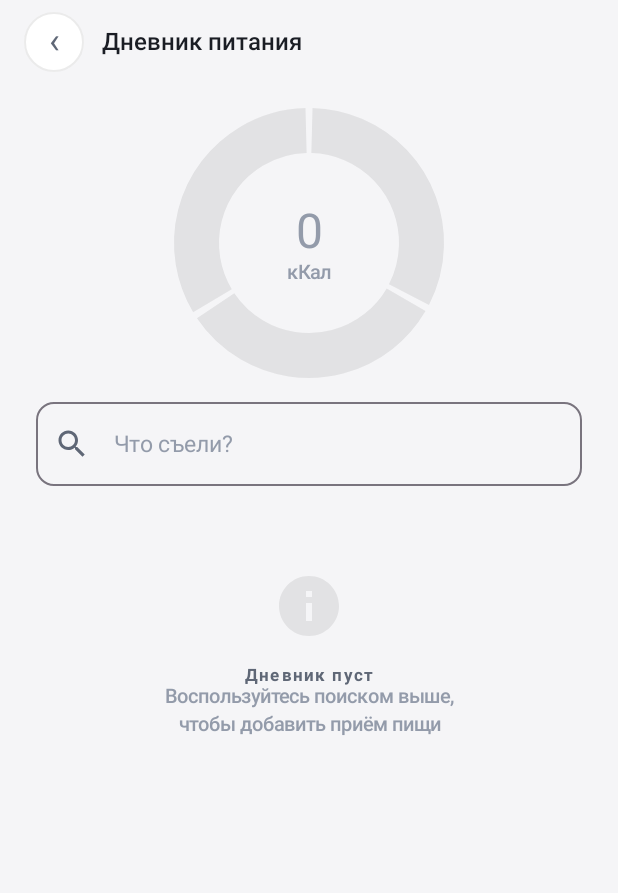
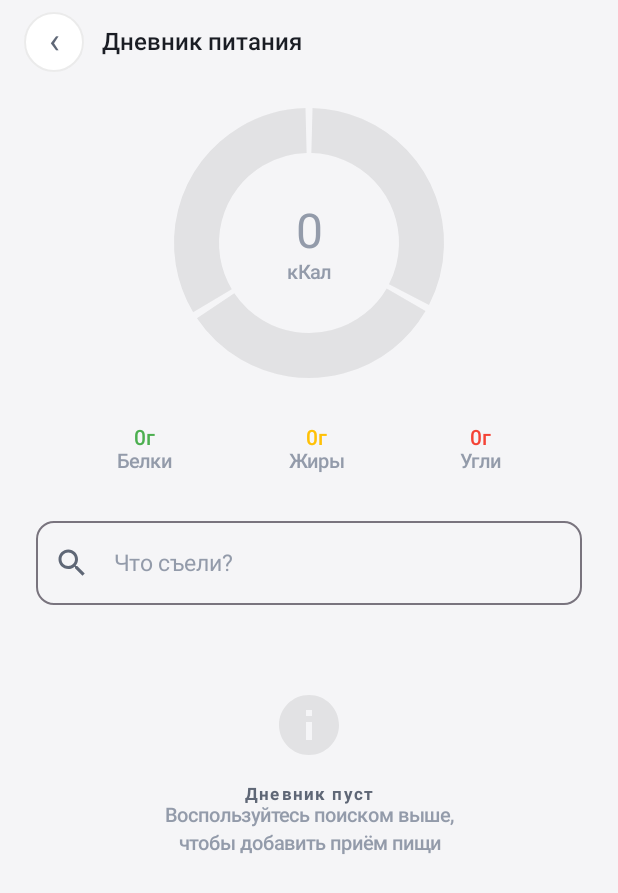
Before and after one commit to satan-claus/fatless, an Android app built with Jetpack Compose: the screen it shows after launch (MainActivity), on a phone screen of 412 x 824 dp. Shown: the top 893 px of the screen. Run offline under Robolectric (Android 15) with nearby library versions, the light colour scheme and no system bars; our stand-ins replace Dagger/Hilt's generated code, Room's generated code.

Commit message:
Удаление в дневнике питания с помощью swipe влево. Добавлена инфо-колонка с цифрами Closes #29

```diff
--- /dev/null
+++ b/app/src/main/java/com/niked/fatless/ui/component/NutrientInfo.kt
@@ -0,0 +1,25 @@
+package com.niked.fatless.ui.component
+
+import androidx.compose.ui.graphics.Color
+import androidx.compose.foundation.layout.Column
+import androidx.compose.material3.Text
+import androidx.compose.runtime.Composable
+import androidx.compose.ui.Alignment
+import com.niked.fatless.ui.theme.AppTextTertiary
+import com.niked.fatless.ui.theme.AppTypography
+
+@Composable
+fun NutrientInfo(label: String, value: Float, color: Color) {
+    Column(horizontalAlignment = Alignment.CenterHorizontally) {
+        Text(
+            text = "${value.toInt()}г",
+            style = AppTypography.labelLarge,
+            color = color
+        )
+        Text(
+            text = label,
+            style = AppTypography.bodySmall,
+            color = AppTextTertiary
+        )
+    }
+}
--- a/app/src/main/java/com/niked/fatless/ui/screen/NutritionScreen.kt
+++ b/app/src/main/java/com/niked/fatless/ui/screen/NutritionScreen.kt
@@ -7,11 +7,13 @@ import androidx.compose.foundation.lazy.items
 import androidx.compose.foundation.shape.RoundedCornerShape
 import androidx.compose.material.icons.Icons
 import androidx.compose.material.icons.filled.Close
+import androidx.compose.material.icons.filled.Delete
 import androidx.compose.material.icons.filled.Search
 import androidx.compose.material3.*
 import androidx.compose.runtime.*
 import androidx.compose.ui.Alignment
 import androidx.compose.ui.Modifier
+import androidx.compose.ui.graphics.Color
 import androidx.compose.ui.unit.dp
 import androidx.hilt.navigation.compose.hiltViewModel
 import com.niked.fatless.domain.model.Food
@@ -19,6 +21,7 @@ import com.niked.fatless.ui.component.AddFoodDialog
 import com.niked.fatless.ui.component.DiaryItem
 import com.niked.fatless.ui.component.EmptyDiaryHint
 import com.niked.fatless.ui.component.FoodResultItem
+import com.niked.fatless.ui.component.NutrientInfo
 import com.niked.fatless.ui.component.NutritionalValueView
 import com.niked.fatless.ui.component.WorkoutTopBar
 import com.niked.fatless.ui.theme.*
@@ -64,6 +67,20 @@ fun NutritionScreen(
             )
         }
 
+        // Инфо-колонка для отображения цифр
+        Row(
+            modifier = Modifier
+                .fillMaxWidth()
+                .padding(top = 16.dp),
+            horizontalArrangement = Arrangement.SpaceEvenly
+        ) {
+            NutrientInfo(label = "Белки", value = uiState.totalProteins, color = ColorProteins)
+            NutrientInfo(label = "Жиры", value = uiState.totalFats, color = ColorFats)
+            NutrientInfo(label = "Угли", value = uiState.totalCarbs, color = ColorCarbohydrates)
+        }
+
+        Spacer(modifier = Modifier.height(32.dp))
+
         // 3. ПОЛЕ ПОИСКА (Джон начинает писать — список внизу меняется)
         OutlinedTextField(
             value = searchQuery,
@@ -103,8 +120,34 @@ fun NutritionScreen(
                 } else {
                     LazyColumn(verticalArrangement = Arrangement.spacedBy(8.dp)) {
                         item { Text("СЕГОДНЯ:", style = AppTypography.labelMedium, color = AppPrimary) }
-                        items(diaryEntries) { entry ->
-                            DiaryItem(entry) { viewModel.deleteMeal(entry.id) }
+                        items(diaryEntries, key = { it.id }) { entry ->
+                            val dismissState = rememberSwipeToDismissBoxState(
+                                confirmValueChange = { value ->
+                                    if (value == SwipeToDismissBoxValue.EndToStart) {
+                                        viewModel.deleteMeal(entry.id)
+                                        true
+                                    } else false
+                                }
+                            )
+
+                            SwipeToDismissBox(
+                                state = dismissState,
+                                enableDismissFromStartToEnd = false,
+                                backgroundContent = {
+                                    val color = if (dismissState.targetValue == SwipeToDismissBoxValue.EndToStart) AppError else Color.Transparent
+                                    Box(
+                                        modifier = Modifier
+                                            .fillMaxSize()
+                                            .background(color, RoundedCornerShape(12.dp))
+                                            .padding(horizontal = 20.dp),
+                                        contentAlignment = Alignment.CenterEnd
+                                    ) {
+                                        Icon(Icons.Default.Delete, contentDescription = null, tint = Color.White)
+                                    }
+                                }
+                            ) {
+                                DiaryItem(entry) { viewModel.deleteMeal(entry.id) }
+                            }
                         }
                     }
                 }
```
